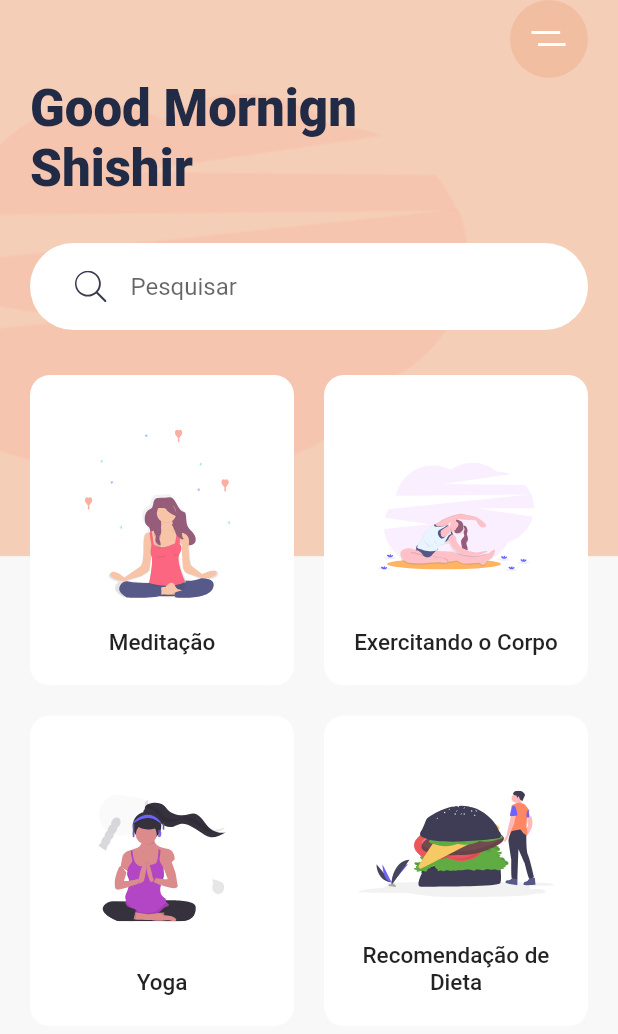
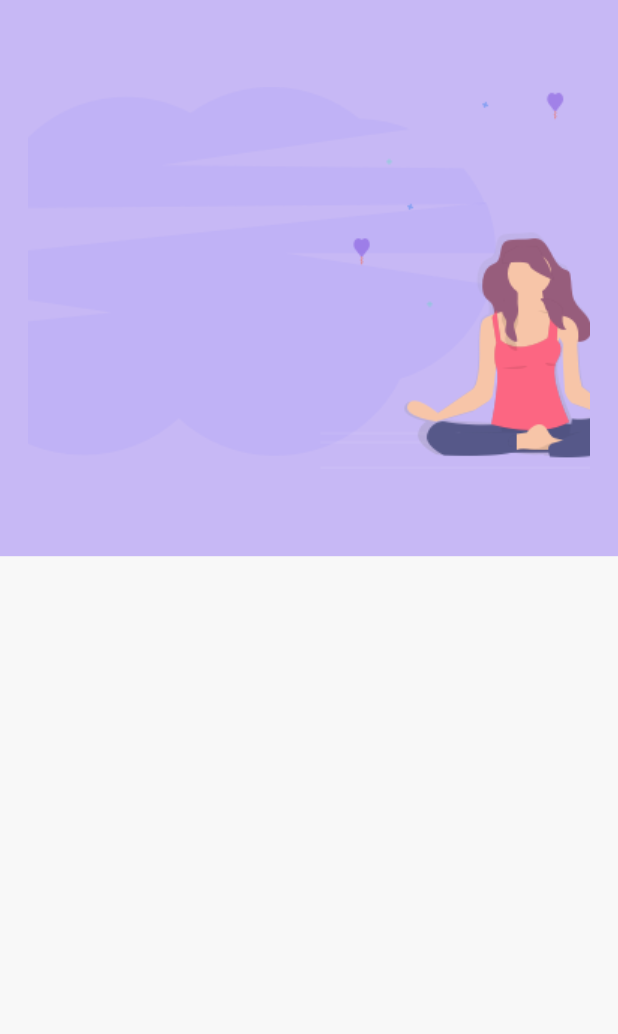
Before and after one commit to gabrielroodriz/breathe-app, a Flutter app: the screen it shows after launch, after a tap on "Meditação", on a phone screen of 412 x 824 dp. Shown: the top 1034 px of the screen. Run offline on Flutter 3.47's test engine with Material 2 defaults, Android fonts, the phone set to English and light mode, and no system bars; our stand-ins replace flutter_svg.

Commit message:
feat: Desenvolvimento do footer
Deesenvolvimento do footer da aplicação com seus botões de navegação, divisão de components e instancia para feature de Meditation Details

```diff
--- a/breathe/lib/main.dart
+++ b/breathe/lib/main.dart
@@ -1,8 +1,10 @@
-import 'package:breathe/constants.dart';
 import 'package:flutter/material.dart';
 import 'package:flutter_svg/svg.dart';
+import 'package:breathe/widgets/category_card.dart';
+import 'package:breathe/widgets/bottom_nav_bar.dart';
 
-import 'constants.dart';
+import 'package:breathe/screens/details_screen.dart';
+
 import 'constants.dart';
 
 void main() {
@@ -32,6 +34,7 @@
   Widget build(BuildContext context) {
     var size = MediaQuery.of(context).size;
     return Scaffold(
+      bottomNavigationBar: BottomNavBar(),
       body: Stack(
         children: <Widget>[
           Container(
@@ -95,7 +98,14 @@
                         CategoryCards(
                           title: "Meditação",
                           svgSrc: "assets/icons/Meditation.svg",
-                          press: () {},
+                          press: () {
+                            Navigator.push(
+                              context,
+                              MaterialPageRoute(builder: (context) {
+                                return DetailsScreen();
+                              }),
+                            );
+                          },
                         ),
                         CategoryCards(
                           title: "Exercitando o Corpo",
@@ -124,57 +134,3 @@
     );
   }
 }
-
-class CategoryCards extends StatelessWidget {
-  final String svgSrc;
-  final String title;
-  final Function press;
-  const CategoryCards({Key key, this.svgSrc, this.title, this.press})
-      : super(key: key);
-
-  @override
-  Widget build(BuildContext context) {
-    return ClipRRect(
-      borderRadius: BorderRadius.circular(13),
-      child: Container(
-        // padding: EdgeInsets.all(20),
-        decoration: BoxDecoration(
-          color: Colors.white,
-          borderRadius: BorderRadius.circular(13),
-          boxShadow: [
-            BoxShadow(
-              offset: Offset(0, 17),
-              blurRadius: 17,
-              spreadRadius: -23,
-              color: kShadowColor,
-            ),
-          ],
-        ),
-        child: Material(
-          color: Colors.transparent,
-          child: InkWell(
-            onTap: press,
-            child: Padding(
-              padding: const EdgeInsets.all(20.0),
-              child: Column(
-                children: <Widget>[
-                  Spacer(),
-                  SvgPicture.asset(svgSrc),
-                  Spacer(),
-                  Text(
-                    title,
-                    textAlign: TextAlign.center,
-                    style: Theme.of(context)
-                        .textTheme
-                        .title
-                        .copyWith(fontSize: 15),
-                  )
-                ],
-              ),
-            ),
-          ),
-        ),
-      ),
-    );
-  }
-}
--- /dev/null
+++ b/breathe/lib/screens/details_screen.dart
@@ -0,0 +1,25 @@
+import 'package:flutter/material.dart';
+
+import '../constants.dart';
+import '../constants.dart';
+
+class DetailsScreen extends StatelessWidget {
+  @override
+  Widget build(BuildContext context) {
+    var size = MediaQuery.of(context).size;
+    return Scaffold(
+        body: Stack(
+      children: <Widget>[
+        Container(
+          height: size.height * .45,
+          decoration: BoxDecoration(
+            color: kBlueLightColor,
+            image: DecorationImage(
+              image: AssetImage("assets/images/meditation_bg.png"),
+            ),
+          ),
+        ),
+      ],
+    ));
+  }
+}
--- /dev/null
+++ b/breathe/lib/widgets/bottom_nav_bar.dart
@@ -0,0 +1,71 @@
+import 'package:flutter/material.dart';
+import 'package:flutter_svg/flutter_svg.dart';
+
+import '../constants.dart';
+
+class BottomNavBar extends StatelessWidget {
+  const BottomNavBar({
+    Key key,
+  }) : super(key: key);
+
+  @override
+  Widget build(BuildContext context) {
+    return Container(
+      padding: EdgeInsets.symmetric(horizontal: 20, vertical: 10),
+      height: 80,
+      color: Colors.white,
+      child: Row(
+        mainAxisAlignment: MainAxisAlignment.spaceBetween,
+        children: <Widget>[
+          BottomNavItem(
+            title: "Hoje",
+            svgScr: "assets/icons/calendar.svg",
+          ),
+          BottomNavItem(
+            title: "Exercícios",
+            svgScr: "assets/icons/gym.svg",
+            isActivate: true,
+          ),
+          BottomNavItem(
+            title: "Config",
+            svgScr: "assets/icons/Settings.svg",
+          ),
+        ],
+      ),
+    );
+  }
+}
+
+class BottomNavItem extends StatelessWidget {
+  final String svgScr;
+  final String title;
+  final Function press;
+  final bool isActivate;
+  const BottomNavItem({
+    Key key,
+    this.svgScr,
+    this.title,
+    this.press,
+    this.isActivate = false,
+  }) : super(key: key);
+
+  @override
+  Widget build(BuildContext context) {
+    return GestureDetector(
+      onTap: press,
+      child: Column(
+        mainAxisAlignment: MainAxisAlignment.spaceAround,
+        children: <Widget>[
+          SvgPicture.asset(
+            svgScr,
+            color: isActivate ? kActiveIconColor : kTextColor,
+          ),
+          Text(
+            title,
+            style: TextStyle(color: isActivate ? kActiveIconColor : kTextColor),
+          ),
+        ],
+      ),
+    );
+  }
+}
--- /dev/null
+++ b/breathe/lib/widgets/category_card.dart
@@ -0,0 +1,58 @@
+import 'package:flutter/material.dart';
+import 'package:flutter_svg/flutter_svg.dart';
+
+import '../constants.dart';
+
+class CategoryCards extends StatelessWidget {
+  final String svgSrc;
+  final String title;
+  final Function press;
+  const CategoryCards({Key key, this.svgSrc, this.title, this.press})
+      : super(key: key);
+
+  @override
+  Widget build(BuildContext context) {
+    return ClipRRect(
+      borderRadius: BorderRadius.circular(13),
+      child: Container(
+        // padding: EdgeInsets.all(20),
+        decoration: BoxDecoration(
+          color: Colors.white,
+          borderRadius: BorderRadius.circular(13),
+          boxShadow: [
+            BoxShadow(
+              offset: Offset(0, 17),
+              blurRadius: 17,
+              spreadRadius: -23,
+              color: kShadowColor,
+            ),
+          ],
+        ),
+        child: Material(
+          color: Colors.transparent,
+          child: InkWell(
+            onTap: press,
+            child: Padding(
+              padding: const EdgeInsets.all(20.0),
+              child: Column(
+                children: <Widget>[
+                  Spacer(),
+                  SvgPicture.asset(svgSrc),
+                  Spacer(),
+                  Text(
+                    title,
+                    textAlign: TextAlign.center,
+                    style: Theme.of(context)
+                        .textTheme
+                        .title
+                        .copyWith(fontSize: 15),
+                  )
+                ],
+              ),
+            ),
+          ),
+        ),
+      ),
+    );
+  }
+}
```
